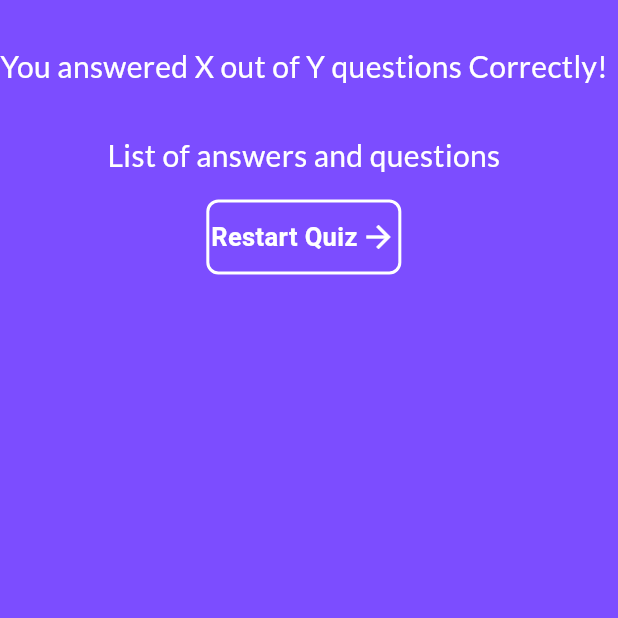
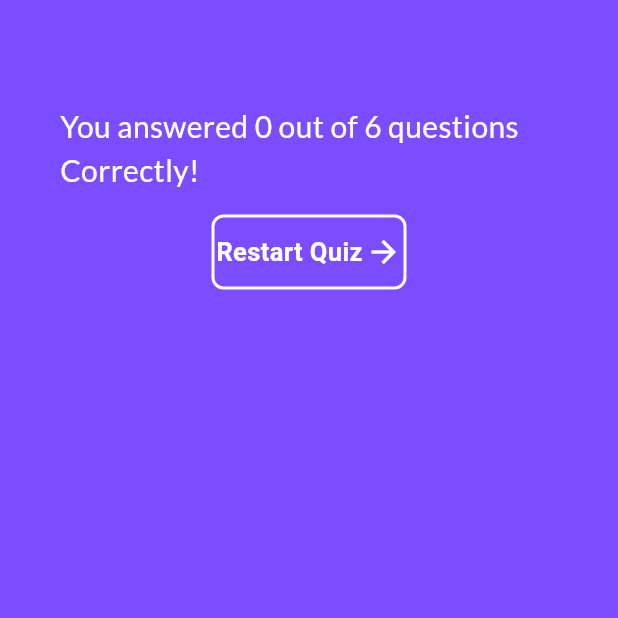
Before and after one commit to bhupeshlife/flutter-quiz-app, a Flutter app: the ResultScreen screen opened directly with empty values, on a phone screen of 412 x 824 dp, the top half of it. Run offline on Flutter 3.47's test engine with Material 3 defaults, Android fonts, the phone set to English and light mode, and no system bars; our stand-ins replace google_fonts.

Commit message:
Updated Result Screen Ui

```diff
--- a/lib/results_screen.dart
+++ b/lib/results_screen.dart
@@ -1,10 +1,13 @@
 import 'package:flutter/material.dart';
 import 'package:google_fonts/google_fonts.dart';
 import 'package:quiz_app/data/questions.dart';
+import 'package:quiz_app/question_summary.dart';
 
-class ResultScreen extends StatefulWidget {
-  const ResultScreen({super.key, required this.chosenAnswers});
+class ResultScreen extends StatelessWidget {
+  const ResultScreen(
+      {super.key, required this.chosenAnswers, required this.onRestart});
 
+  final void Function() onRestart;
   final List<String> chosenAnswers;
 
   List<Map<String, Object>> getSummeryData() {
@@ -13,8 +16,8 @@ class ResultScreen extends StatefulWidget {
     for (var i = 0; i < chosenAnswers.length; i++) {
       summary.add(
         {
-          'questions_index': i,
-          'questions': questions[i].text,
+          'question_index': i,
+          'question': questions[i].text,
           'correct_answer': questions[i].answers[0],
           'user_answer': chosenAnswers[i],
         },
@@ -24,63 +27,34 @@ class ResultScreen extends StatefulWidget {
   }
 
   @override
-  State<ResultScreen> createState() => _ResultScreenState();
-}
-
-class _ResultScreenState extends State<ResultScreen> {
-  @override
   Widget build(BuildContext context) {
+    final summaryData = getSummeryData();
+    final numTotalQuestions = questions.length;
+    final numCorrectQuestion = summaryData.where((data) {
+      return data['user_answer'] == data['correct_answer'];
+    }).length;
     return Scaffold(
-      body: getBody(),
-      backgroundColor: Colors.deepPurpleAccent,
-    );
-  }
-
-  Widget getBody() {
-    return SafeArea(
+      body: SizedBox(
+        width: double.infinity,
+        child: Container(
+          margin: const EdgeInsets.all(40),
           child: Column(
             children: [
-          getTitleText(),
-          getAnswerText(),
-          getStartQuizButton(),
-        ],
-      ),
-    );
-  }
-
-  Widget getTitleText() {
-    return Padding(
+              Padding(
                 padding: const EdgeInsets.only(top: 30),
                 child: Text(
-        'You answered X out of Y questions Correctly!',
+                  'You answered $numCorrectQuestion out of $numTotalQuestions questions Correctly!',
                   style: GoogleFonts.lato(
-          // fontWeight: FontWeight.bold,
                     fontSize: 20,
                     color: Colors.white,
                   ),
                 ),
-    );
-  }
-
-  Widget getAnswerText() {
-    return Padding(
-      padding: const EdgeInsets.only(top: 30),
-      child: Text(
-        'List of answers and questions',
-        style: GoogleFonts.lato(
-          // fontWeight: FontWeight.bold,
-          fontSize: 20,
-          color: Colors.white,
               ),
-      ),
-    );
-  }
-
-  Widget getStartQuizButton() {
-    return Padding(
+              QuestionSummery(summaryData),
+              Padding(
                 padding: const EdgeInsets.only(top: 15),
                 child: InkWell(
-        onTap: () {},
+                  onTap: onRestart,
                   child: Container(
                     height: 50,
                     width: 130,
@@ -111,6 +85,12 @@ class _ResultScreenState extends State<ResultScreen> {
                     ),
                   ),
                 ),
+              ),
+            ],
+          ),
+        ),
+      ),
+      backgroundColor: Colors.deepPurpleAccent,
     );
   }
 }
```
Lines whose indentation alone changed are shown as unchanged.
